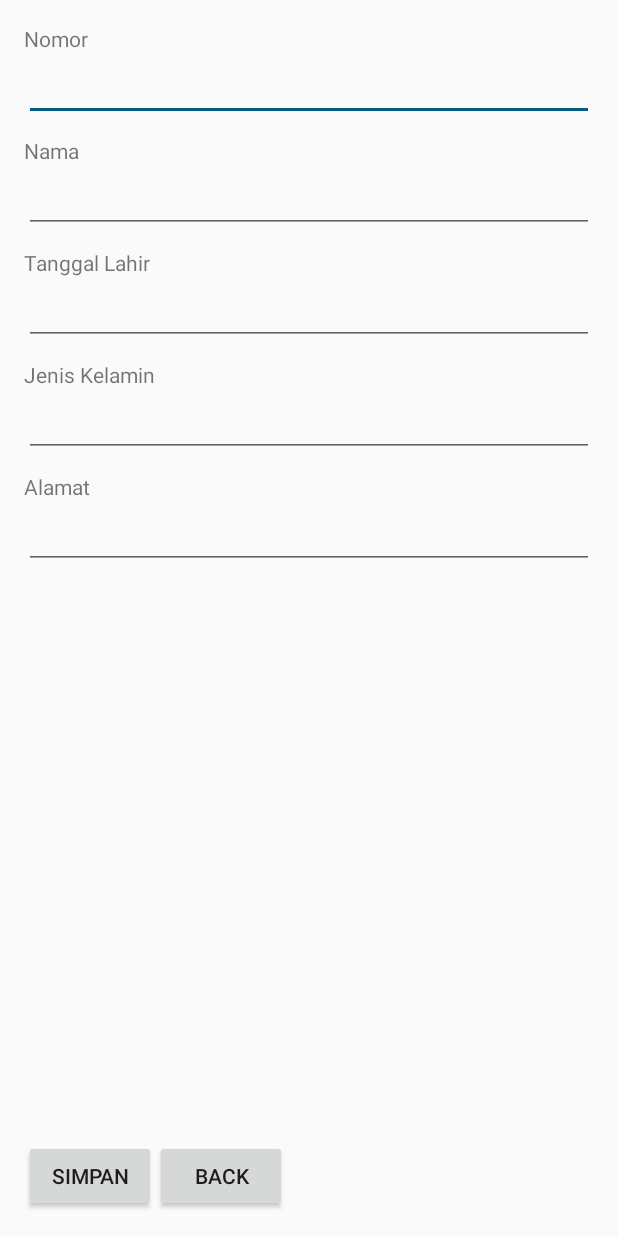
After one commit to AndroidGroup5/UangQuu, an Android app: the layout activity_buat_biodata.xml on its own in the app's theme, with its tools: preview values and no code run, on a phone screen of 412 x 824 dp. The commit adds this screen. Run offline under Robolectric (Android 15) with nearby library versions, the phone set to English and light mode, and no system bars.

Commit message:
Buat Data

```diff
--- /dev/null
+++ b/app/src/main/res/layout/activity_buat_biodata.xml
@@ -0,0 +1,111 @@
+<?xml version="1.0" encoding="utf-8"?>
+<RelativeLayout xmlns:android="http://schemas.android.com/apk/res/android"
+    xmlns:tools="http://schemas.android.com/tools"
+    android:layout_width="match_parent"
+    android:layout_height="match_parent"
+    android:paddingBottom="@dimen/activity_vertical_margin"
+    android:paddingLeft="@dimen/activity_horizontal_margin"
+    android:paddingRight="@dimen/activity_horizontal_margin"
+    android:paddingTop="@dimen/activity_vertical_margin"
+    tools:context=".BuatBiodata">
+
+    <EditText
+        android:id="@+id/editText1"
+        android:layout_width="match_parent"
+        android:layout_height="wrap_content"
+        android:layout_alignLeft="@+id/textView1"
+        android:layout_below="@+id/textView1">
+
+        <requestFocus />
+    </EditText>
+
+    <TextView
+        android:id="@+id/textView1"
+        android:layout_width="wrap_content"
+        android:layout_height="wrap_content"
+        android:layout_alignParentLeft="true"
+        android:layout_alignParentTop="true"
+        android:text="Nomor" />
+
+    <TextView
+        android:id="@+id/textView2"
+        android:layout_width="wrap_content"
+        android:layout_height="wrap_content"
+        android:layout_alignLeft="@+id/editText1"
+        android:layout_below="@+id/editText1"
+        android:layout_marginTop="10dp"
+        android:text="Nama" />
+
+    <EditText
+        android:id="@+id/editText2"
+        android:layout_width="match_parent"
+        android:layout_height="wrap_content"
+        android:layout_alignLeft="@+id/textView2"
+        android:layout_below="@+id/textView2" />
+
+    <TextView
+        android:id="@+id/textView3"
+        android:layout_width="wrap_content"
+        android:layout_height="wrap_content"
+        android:layout_alignLeft="@+id/editText2"
+        android:layout_below="@+id/editText2"
+        android:layout_marginTop="10dp"
+        android:text="Tanggal Lahir" />
+
+    <EditText
+        android:id="@+id/editText3"
+        android:layout_width="match_parent"
+        android:layout_height="wrap_content"
+        android:layout_alignLeft="@+id/textView3"
+        android:layout_below="@+id/textView3" />
+
+    <TextView
+        android:id="@+id/textView4"
+        android:layout_width="wrap_content"
+        android:layout_height="wrap_content"
+        android:layout_alignLeft="@+id/editText3"
+        android:layout_below="@+id/editText3"
+        android:layout_marginTop="10dp"
+        android:text="Jenis Kelamin" />
+
+    <EditText
+        android:id="@+id/editText4"
+        android:layout_width="match_parent"
+        android:layout_height="wrap_content"
+        android:layout_alignLeft="@+id/textView4"
+        android:layout_below="@+id/textView4" />
+
+    <TextView
+        android:id="@+id/textView5"
+        android:layout_width="wrap_content"
+        android:layout_height="wrap_content"
+        android:layout_alignLeft="@+id/editText4"
+        android:layout_below="@+id/editText4"
+        android:layout_marginTop="10dp"
+        android:text="Alamat" />
+
+    <EditText
+        android:id="@+id/editText5"
+        android:layout_width="match_parent"
+        android:layout_height="wrap_content"
+        android:layout_alignLeft="@+id/textView5"
+        android:layout_below="@+id/textView5" />
+
+    <Button
+        android:id="@+id/button1"
+        android:layout_width="wrap_content"
+        android:layout_height="wrap_content"
+        android:layout_alignLeft="@+id/editText5"
+        android:layout_alignParentBottom="true"
+        android:text="Simpan" />
+
+    <Button
+        android:id="@+id/button2"
+        android:layout_width="wrap_content"
+        android:layout_height="wrap_content"
+        android:layout_alignBaseline="@+id/button1"
+        android:layout_alignBottom="@+id/button1"
+        android:layout_toRightOf="@+id/textView4"
+        android:text="Back" />
+
+</RelativeLayout>
```
Also changed, not shown: app/src/main/java/id/sch/smktelkom_mlg/project/xirpl405142332/uangqu/BuatBiodata.java (added, +57 -0 lines), app/src/main/java/id/sch/smktelkom_mlg/project/xirpl405142332/uangqu/DataHelper.java (added, +39 -0 lines), app/src/main/java/id/sch/smktelkom_mlg/project/xirpl405142332/uangqu/MainActivity.java (+82 -0 lines).
